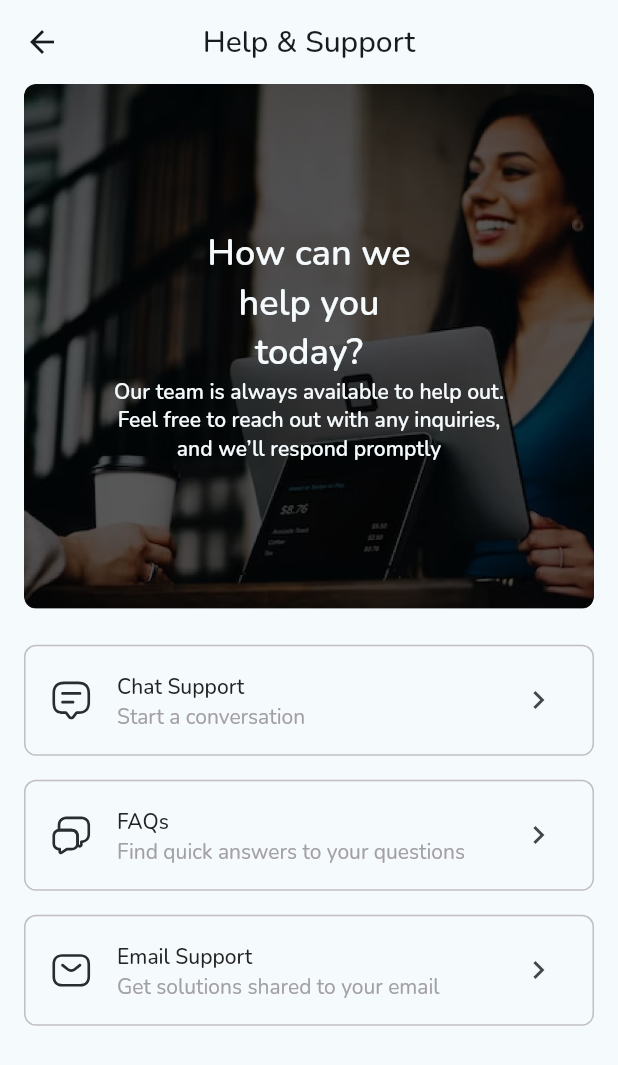
After one commit to logickoder/stream_global, a Flutter app: the HelpScreen screen opened by its route, on a phone screen of 412 x 824 dp. The commit adds this screen. Shown: the top 1065 px of the screen. Run offline on Flutter 3.47's test engine with Material 2 defaults, Android fonts, the phone set to English and light mode, and no system bars; our stand-ins replace cached_network_image, flutter_riverpod, flutter_svg, google_fonts, rx_shared_preferences; statements that could not run were skipped.

Commit message:
feat(help): create screen

```diff
--- a/lib/app/assets.dart
+++ b/lib/app/assets.dart
@@ -24,6 +24,9 @@ class AppAssets {
   static const cameraIcon = '$_icons/camera.svg';
   static const churchIcon = '$_icons/church.svg';
   static const prayerIcon = '$_icons/prayer.svg';
+  static const chatIcon = '$_icons/chat.svg';
+  static const faqIcon = '$_icons/faq.svg';
+  static const mailIcon = '$_icons/mail.svg';
 
   static const homeIcon = '$_icons/home.svg';
   static const exploreIcon = '$_icons/explore.svg';
@@ -39,5 +42,6 @@ class AppAssets {
   static const onboarding3 = '$_images/onboarding_3.png';
   static const authChooserImage = '$_images/auth_chooser_background.png';
   static const aboutUsImage = '$_images/about_us_background.png';
+  static const helpImage = '$_images/help_background.png';
   static const sermonImage = '$_images/sermon.png';
 }
--- a/lib/app/routes.dart
+++ b/lib/app/routes.dart
@@ -6,6 +6,7 @@ import '../auth/auth_otp_screen.dart';
 import '../auth/auth_screen.dart';
 import '../auth/auth_type.dart';
 import '../dashboard/dashboard_screen.dart';
+import '../help/help_screen.dart';
 import '../notification/notifications_screen.dart';
 import '../onboarding/onboarding_screen.dart';
 import '../profile/edit/edit_profile_screen.dart';
@@ -24,6 +25,7 @@ class AppRoutes {
   static const notifications = '/notifications';
   static const settings = '/settings';
   static const about = '/about';
+  static const help = '/help';
 
   static Map<String, Widget Function(BuildContext)> get current => {
         splash: (context) => const SplashScreen(),
@@ -37,5 +39,6 @@ class AppRoutes {
         notifications: (_) => const NotificationsScreen(),
         settings: (_) => const SettingsScreen(),
         about: (_) => const AboutScreen(),
+        help: (_) => const HelpScreen(),
       };
 }
--- a/lib/dashboard/more/more_screen.dart
+++ b/lib/dashboard/more/more_screen.dart
@@ -57,6 +57,7 @@ class MoreScreen extends StatelessWidget {
       AppAssets.notificationIcon => AppRoutes.notifications,
       AppAssets.settingIcon => AppRoutes.settings,
       AppAssets.infoIcon => AppRoutes.about,
+      AppAssets.helpIcon => AppRoutes.help,
       _ => null,
     };
     if (route != null) {
--- /dev/null
+++ b/lib/help/help_screen.dart
@@ -0,0 +1,121 @@
+import 'package:flutter/material.dart';
+import 'package:flutter_svg/svg.dart';
+
+import '../app/assets.dart';
+import '../app/dimens.dart';
+
+class HelpScreen extends StatelessWidget {
+  const HelpScreen({super.key});
+
+  @override
+  Widget build(BuildContext context) {
+    final theme = Theme.of(context);
+    return Scaffold(
+      appBar: AppBar(
+        title: const Text('Help & Support'),
+        centerTitle: true,
+      ),
+      body: SafeArea(
+        minimum: const EdgeInsets.symmetric(
+          horizontal: AppDimens.secondaryPadding,
+        ),
+        child: CustomScrollView(
+          slivers: [
+            SliverToBoxAdapter(
+              child: AspectRatio(
+                aspectRatio: 391 / 360,
+                child: Container(
+                  decoration: BoxDecoration(
+                    image: const DecorationImage(
+                      image: AssetImage(AppAssets.helpImage),
+                      fit: BoxFit.cover,
+                    ),
+                    borderRadius: BorderRadius.circular(
+                      AppDimens.secondaryPadding / 2,
+                    ),
+                  ),
+                  child: Column(
+                    crossAxisAlignment: CrossAxisAlignment.center,
+                    mainAxisAlignment: MainAxisAlignment.center,
+                    children: [
+                      FractionallySizedBox(
+                        widthFactor: 0.45,
+                        child: Text(
+                          'How can we help you today?',
+                          style: theme.textTheme.headlineSmall?.copyWith(
+                            color: theme.colorScheme.surface,
+                            fontWeight: FontWeight.w600,
+                          ),
+                          textAlign: TextAlign.center,
+                        ),
+                      ),
+                      FractionallySizedBox(
+                        widthFactor: 0.71,
+                        child: Text(
+                          'Our team is always available to help out. Feel free to reach out with any inquiries, and we’ll respond promptly',
+                          style: theme.textTheme.bodyLarge?.copyWith(
+                            color: theme.colorScheme.surface,
+                            fontWeight: FontWeight.w600,
+                          ),
+                          textAlign: TextAlign.center,
+                        ),
+                      ),
+                    ],
+                  ),
+                ),
+              ),
+            ),
+            const SliverToBoxAdapter(
+              child: SizedBox(height: AppDimens.padding),
+            ),
+            SliverList.separated(
+              itemBuilder: (_, index) {
+                final item = _items[index];
+                return ListTile(
+                  shape: RoundedRectangleBorder(
+                    borderRadius: BorderRadius.circular(
+                      AppDimens.secondaryPadding / 2,
+                    ),
+                    side: const BorderSide(
+                      color: Color(0xFFC1BFC2),
+                      width: 1,
+                    ),
+                  ),
+                  leading: SvgPicture.asset(item.$1),
+                  title: Text(
+                    item.$2,
+                    style: theme.textTheme.bodyLarge?.copyWith(
+                      fontWeight: FontWeight.w500,
+                    ),
+                  ),
+                  subtitle: Text(
+                    item.$3,
+                    style: theme.textTheme.bodyMedium?.copyWith(
+                      color: const Color(0xFFA3A0A4),
+                    ),
+                    maxLines: 1,
+                    overflow: TextOverflow.ellipsis,
+                  ),
+                  trailing: const Icon(Icons.chevron_right),
+                  onTap: () {},
+                );
+              },
+              separatorBuilder: (_, __) => const SizedBox(
+                height: AppDimens.secondaryPadding,
+              ),
+              itemCount: _items.length,
+            ),
+          ],
+        ),
+      ),
+    );
+  }
+}
+
+typedef _HelpItemData = (String, String, String);
+
+const List<_HelpItemData> _items = [
+  (AppAssets.chatIcon, 'Chat Support', 'Start a conversation'),
+  (AppAssets.faqIcon, 'FAQs', 'Find quick answers to your questions'),
+  (AppAssets.mailIcon, 'Email Support', 'Get solutions shared to your email'),
+];
```
Also changed, not shown: assets/icons/chat.svg (added), assets/icons/faq.svg (added), assets/icons/mail.svg (added), assets/images/help_background.png (added).
